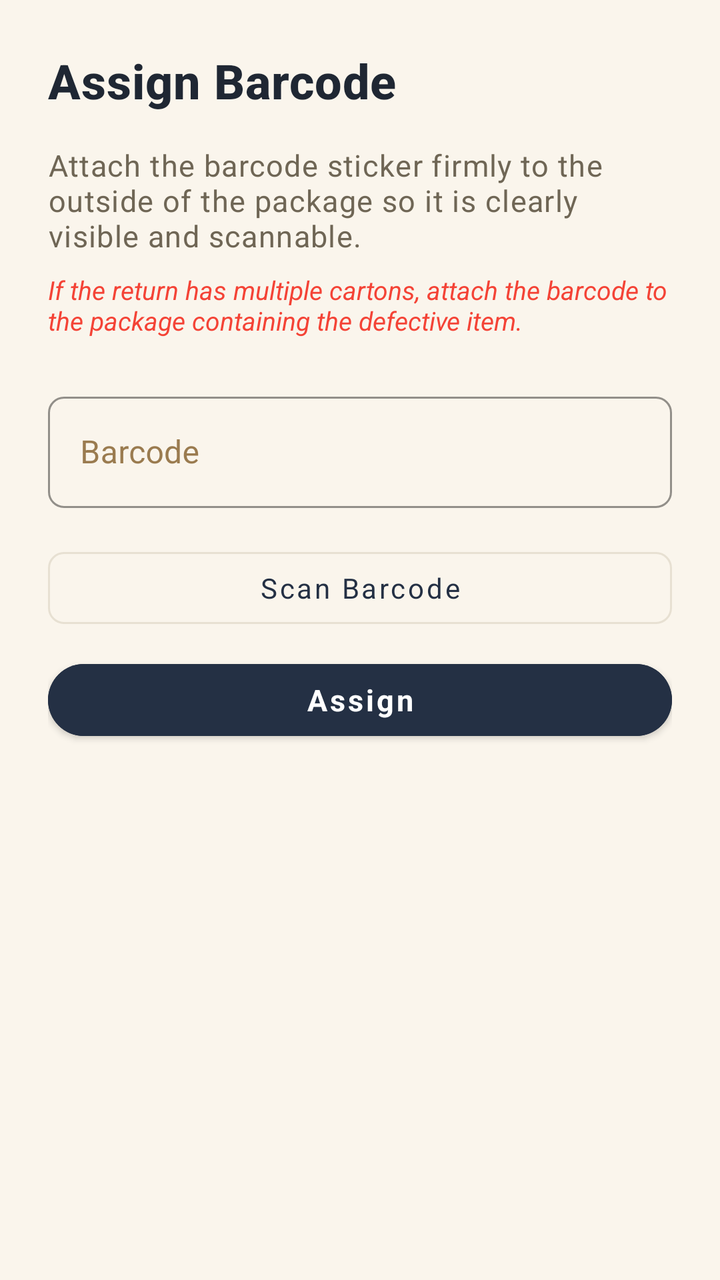
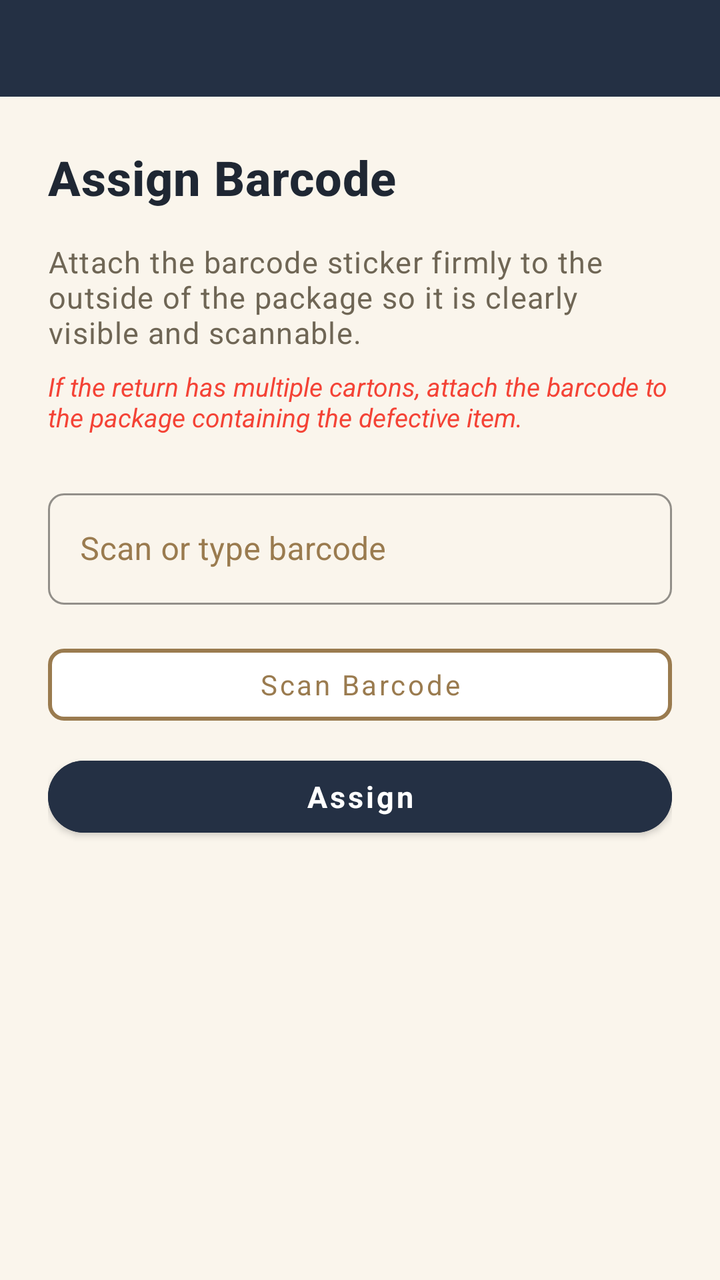

An Android layout rendered at two revisions. The XML below is the earlier revision; the diff shows what the commit changed to produce the second picture.
<!-- AndroidManifest.xml: application theme Theme.DriverApp -->
<!-- res/layout/activity_barcode_assignment.xml -->
<?xml version="1.0" encoding="utf-8"?>
<LinearLayout xmlns:android="http://schemas.android.com/apk/res/android"
    android:layout_width="match_parent"
    android:layout_height="match_parent"
    android:orientation="vertical"
    android:background="@color/drb_cream_bg"
    android:padding="@dimen/drb_spacing_xl">

    <TextView
        android:layout_width="wrap_content"
        android:layout_height="wrap_content"
        android:text="Assign Barcode"
        style="@style/DrbText.Title"
        android:layout_marginBottom="@dimen/drb_spacing_lg"/>

    <TextView
        android:layout_width="match_parent"
        android:layout_height="wrap_content"
        android:text="@string/sticker_instruction"
        style="@style/DrbText.Body"
        android:layout_marginBottom="@dimen/drb_spacing_sm"/>

    <TextView
        android:layout_width="match_parent"
        android:layout_height="wrap_content"
        android:text="@string/multi_carton_note"
        android:textStyle="italic"
        android:textColor="@color/error_red"
        android:textSize="@dimen/drb_text_caption"
        android:layout_marginBottom="@dimen/drb_spacing_xl"/>

    <com.google.android.material.textfield.TextInputLayout
        android:layout_width="match_parent"
        android:layout_height="wrap_content"
        android:hint="Barcode"
        style="@style/DrbTextInputLayout"
        android:layout_marginBottom="@dimen/drb_spacing_lg">

        <com.google.android.material.textfield.TextInputEditText
            android:id="@+id/etBarcode"
            android:layout_width="match_parent"
            android:layout_height="wrap_content"
            android:inputType="text"/>
    </com.google.android.material.textfield.TextInputLayout>

    <Button
        android:id="@+id/btnScan"
        android:layout_width="match_parent"
        android:layout_height="wrap_content"
        android:text="@string/scan_barcode"
        style="@style/DrbButton.Outlined"
        android:layout_marginBottom="@dimen/drb_spacing_sm"/>

    <Button
        android:id="@+id/btnAssign"
        android:layout_width="match_parent"
        android:layout_height="wrap_content"
        android:text="Assign"
        style="@style/DrbButton.Primary"/>

</LinearLayout>
<!-- resources referenced by this layout -->
<resources>
  <color name="drb_cream_bg">#faf5ec</color>
  <color name="error_red">#F44336</color>
  <dimen name="drb_spacing_lg">16dp</dimen>
  <dimen name="drb_spacing_sm">8dp</dimen>
  <dimen name="drb_spacing_xl">24dp</dimen>
  <dimen name="drb_text_caption">13sp</dimen>
  <string name="multi_carton_note">If the return has multiple cartons, attach the barcode to the package containing the defective item.</string>
  <string name="scan_barcode">Scan Barcode</string>
  <string name="sticker_instruction">Attach the barcode sticker firmly to the outside of the package so it is clearly visible and scannable.</string>
  <style name="DrbButton.Outlined" parent="Widget.MaterialComponents.Button.OutlinedButton">
          <item name="android:textColor">@color/drb_navy</item>
          <item name="strokeColor">@color/drb_border_warm</item>
          <item name="android:textAllCaps">false</item>
          <item name="cornerRadius">@dimen/drb_radius_sm</item>
      </style>
  <style name="DrbButton.Primary" parent="Widget.MaterialComponents.Button">
          <item name="android:backgroundTint">@color/drb_navy</item>
          <item name="android:textColor">@color/white</item>
          <item name="android:textAllCaps">false</item>
          <item name="android:textStyle">bold</item>
          <item name="android:textSize">@dimen/drb_text_body</item>
          <item name="cornerRadius">@dimen/drb_radius_pill</item>
          <item name="android:minHeight">48dp</item>
      </style>
  <style name="DrbText.Body" parent="TextAppearance.MaterialComponents.Body1">
          <item name="android:textSize">@dimen/drb_text_body</item>
          <item name="android:textColor">@color/drb_text_secondary</item>
      </style>
  <style name="DrbText.Title" parent="TextAppearance.MaterialComponents.Headline6">
          <item name="android:textSize">@dimen/drb_text_title</item>
          <item name="android:textStyle">bold</item>
          <item name="android:textColor">@color/drb_text_primary</item>
      </style>
  <style name="DrbTextInputLayout" parent="Widget.MaterialComponents.TextInputLayout.OutlinedBox">
          <item name="boxStrokeColor">@color/drb_border_warm</item>
          <item name="boxCornerRadiusTopStart">@dimen/drb_radius_sm</item>
          <item name="boxCornerRadiusTopEnd">@dimen/drb_radius_sm</item>
          <item name="boxCornerRadiusBottomStart">@dimen/drb_radius_sm</item>
          <item name="boxCornerRadiusBottomEnd">@dimen/drb_radius_sm</item>
          <item name="android:textColorHint">@color/drb_gold</item>
      </style>
  <color name="drb_navy">#243044</color>
  <color name="drb_border_warm">#e7e0d2</color>
  <dimen name="drb_radius_sm">8dp</dimen>
  <color name="white">#FFFFFFFF</color>
  <dimen name="drb_text_body">15sp</dimen>
  <dimen name="drb_radius_pill">24dp</dimen>
  <color name="drb_text_secondary">#6f6655</color>
  <dimen name="drb_text_title">24sp</dimen>
  <color name="drb_text_primary">#1f2733</color>
  <color name="drb_gold">#9a7b4f</color>
  <color name="drb_navy_dark">#15202e</color>
  <color name="drb_gold_muted">#8a7149</color>
  <!-- unchanged entries left out for length: 1 -->
</resources>

<!-- the commit's change to res/layout/activity_barcode_assignment.xml (unified diff, before → after) -->
@@ -3,59 +3,110 @@
     android:layout_width="match_parent"
     android:layout_height="match_parent"
     android:orientation="vertical"
-    android:background="@color/drb_cream_bg"
-    android:padding="@dimen/drb_spacing_xl">
+    android:background="@color/drb_cream_bg">
+
+    <include layout="@layout/include_drb_header"/>
+
+    <LinearLayout
+        android:layout_width="match_parent"
+        android:layout_height="0dp"
+        android:layout_weight="1"
+        android:orientation="vertical"
+        android:padding="@dimen/drb_spacing_xl">
+
+        <TextView
+            android:layout_width="wrap_content"
+            android:layout_height="wrap_content"
+            android:text="@string/assign_barcode_title"
+            style="@style/DrbText.Title"
+            android:layout_marginBottom="@dimen/drb_spacing_lg"/>
+
+        <TextView
+            android:layout_width="match_parent"
+            android:layout_height="wrap_content"
+            android:text="@string/sticker_instruction"
+            style="@style/DrbText.Body"
+            android:layout_marginBottom="@dimen/drb_spacing_sm"/>
+
+        <TextView
+            android:layout_width="match_parent"
+            android:layout_height="wrap_content"
+            android:text="@string/multi_carton_note"
+            android:textStyle="italic"
+            android:textColor="@color/error_red"
+            android:textSize="@dimen/drb_text_caption"
+            android:layout_marginBottom="@dimen/drb_spacing_xl"/>
+
+        <com.google.android.material.textfield.TextInputLayout
+            android:layout_width="match_parent"
+            android:layout_height="wrap_content"
+            android:hint="@string/barcode_hint_driver"
+            style="@style/DrbTextInputLayout"
+            android:layout_marginBottom="@dimen/drb_spacing_lg">
+
+            <com.google.android.material.textfield.TextInputEditText
+                android:id="@+id/etBarcode"
+                android:layout_width="match_parent"
+                android:layout_height="wrap_content"
+                android:inputType="text"/>
+        </com.google.android.material.textfield.TextInputLayout>
+
+        <Button
+            android:id="@+id/btnScan"
+            android:layout_width="match_parent"
+            android:layout_height="wrap_content"
+            android:text="@string/scan_barcode"
+            style="@style/DrbButton.Outlined"
+            android:layout_marginBottom="@dimen/drb_spacing_sm"/>
+
+        <Button
+            android:id="@+id/btnAssign"
+            android:layout_width="match_parent"
+            android:layout_height="wrap_content"
+            android:text="Assign"
+            style="@style/DrbButton.Primary"/>
+
+    </LinearLayout>
+</LinearLayout>
+<!-- res/layout/include_drb_header.xml (included above) -->
+<?xml version="1.0" encoding="utf-8"?>
+<LinearLayout xmlns:android="http://schemas.android.com/apk/res/android"
+    android:layout_width="match_parent"
+    android:layout_height="wrap_content"
+    android:orientation="horizontal"
+    android:background="@color/drb_navy"
+    android:gravity="center_vertical"
+    android:paddingStart="@dimen/drb_spacing_md"
+    android:paddingEnd="@dimen/drb_header_padding_horizontal"
+    android:paddingTop="10dp"
+    android:paddingBottom="@dimen/drb_header_padding_vertical">
 
     <TextView
+        android:id="@+id/headerBack"
         android:layout_width="wrap_content"
         android:layout_height="wrap_content"
-        android:text="Assign Barcode"
-        style="@style/DrbText.Title"
-        android:layout_marginBottom="@dimen/drb_spacing_lg"/>
+        android:text="←"
+        android:textColor="@color/white"
+        android:textSize="24sp"
+        android:paddingStart="2dp"
+        android:paddingEnd="@dimen/drb_spacing_md"
+        android:contentDescription="Back"
+        android:visibility="gone"/>
 
     <TextView
-        android:layout_width="match_parent"
+        android:id="@+id/tvHeaderTitle"
+        android:layout_width="0dp"
         android:layout_height="wrap_content"
-        android:text="@string/sticker_instruction"
-        style="@style/DrbText.Body"
-        android:layout_marginBottom="@dimen/drb_spacing_sm"/>
+        android:layout_weight="1"
+        style="@style/DrbText.Header"/>
 
     <TextView
-        android:layout_width="match_parent"
+        android:id="@+id/tvHeaderAction"
+        android:layout_width="wrap_content"
         android:layout_height="wrap_content"
-        android:text="@string/multi_carton_note"
-        android:textStyle="italic"
-        android:textColor="@color/error_red"
+        android:text="@string/logout"
+        android:textColor="@color/drb_text_header_muted"
         android:textSize="@dimen/drb_text_caption"
-        android:layout_marginBottom="@dimen/drb_spacing_xl"/>
-
-    <com.google.android.material.textfield.TextInputLayout
-        android:layout_width="match_parent"
-        android:layout_height="wrap_content"
-        android:hint="Barcode"
-        style="@style/DrbTextInputLayout"
-        android:layout_marginBottom="@dimen/drb_spacing_lg">
-
-        <com.google.android.material.textfield.TextInputEditText
-            android:id="@+id/etBarcode"
-            android:layout_width="match_parent"
-            android:layout_height="wrap_content"
-            android:inputType="text"/>
-    </com.google.android.material.textfield.TextInputLayout>
-
-    <Button
-        android:id="@+id/btnScan"
-        android:layout_width="match_parent"
-        android:layout_height="wrap_content"
-        android:text="@string/scan_barcode"
-        style="@style/DrbButton.Outlined"
-        android:layout_marginBottom="@dimen/drb_spacing_sm"/>
-
-    <Button
-        android:id="@+id/btnAssign"
-        android:layout_width="match_parent"
-        android:layout_height="wrap_content"
-        android:text="Assign"
-        style="@style/DrbButton.Primary"/>
-
+        android:padding="4dp"
+        android:visibility="gone"/>
 </LinearLayout>
<!-- resource entries referenced after the edit -->
@@ -3,15 +3,21 @@
   <color name="drb_cream_bg">#faf5ec</color>
   <color name="error_red">#F44336</color>
   <dimen name="drb_spacing_lg">16dp</dimen>
+  <dimen name="drb_spacing_md">12dp</dimen>
   <dimen name="drb_spacing_sm">8dp</dimen>
   <dimen name="drb_spacing_xl">24dp</dimen>
   <dimen name="drb_text_caption">13sp</dimen>
+  <string name="assign_barcode_title">Assign Barcode</string>
+  <string name="barcode_hint_driver">Scan or type barcode</string>
+  <string name="logout">Logout</string>
   <string name="multi_carton_note">If the return has multiple cartons, attach the barcode to the package containing the defective item.</string>
   <string name="scan_barcode">Scan Barcode</string>
   <string name="sticker_instruction">Attach the barcode sticker firmly to the outside of the package so it is clearly visible and scannable.</string>
   <style name="DrbButton.Outlined" parent="Widget.MaterialComponents.Button.OutlinedButton">
-          <item name="android:textColor">@color/drb_navy</item>
-          <item name="strokeColor">@color/drb_border_warm</item>
+          <item name="android:textColor">@color/drb_gold</item>
+          <item name="android:backgroundTint">@color/white</item>
+          <item name="strokeColor">@color/drb_gold</item>
+          <item name="strokeWidth">2dp</item>
           <item name="android:textAllCaps">false</item>
           <item name="cornerRadius">@dimen/drb_radius_sm</item>
       </style>
@@ -28,6 +34,11 @@
           <item name="android:textSize">@dimen/drb_text_body</item>
           <item name="android:textColor">@color/drb_text_secondary</item>
       </style>
+  <style name="DrbText.Header" parent="TextAppearance.MaterialComponents.Subtitle1">
+          <item name="android:textSize">@dimen/drb_text_header</item>
+          <item name="android:textStyle">bold</item>
+          <item name="android:textColor">@color/white</item>
+      </style>
   <style name="DrbText.Title" parent="TextAppearance.MaterialComponents.Headline6">
           <item name="android:textSize">@dimen/drb_text_title</item>
           <item name="android:textStyle">bold</item>
@@ -42,12 +53,16 @@
           <item name="android:textColorHint">@color/drb_gold</item>
       </style>
   <color name="drb_navy">#243044</color>
+  <color name="drb_text_header_muted">#e6e0d4</color>
   <color name="drb_border_warm">#e7e0d2</color>
   <dimen name="drb_radius_sm">8dp</dimen>
   <color name="white">#FFFFFFFF</color>
+  <dimen name="drb_header_padding_horizontal">18dp</dimen>
+  <dimen name="drb_header_padding_vertical">14dp</dimen>
   <dimen name="drb_text_body">15sp</dimen>
   <dimen name="drb_radius_pill">24dp</dimen>
   <color name="drb_text_secondary">#6f6655</color>
+  <dimen name="drb_text_header">18sp</dimen>
   <dimen name="drb_text_title">24sp</dimen>
   <color name="drb_text_primary">#1f2733</color>
   <color name="drb_gold">#9a7b4f</color>
